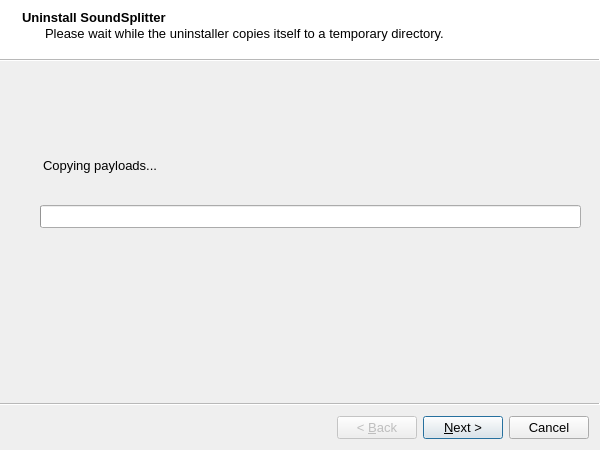
Before: the Qt Designer form src/uninstall/ui/main_wizard.ui in handsome-Druid/SoundSplitter, drawn with Qt 5.
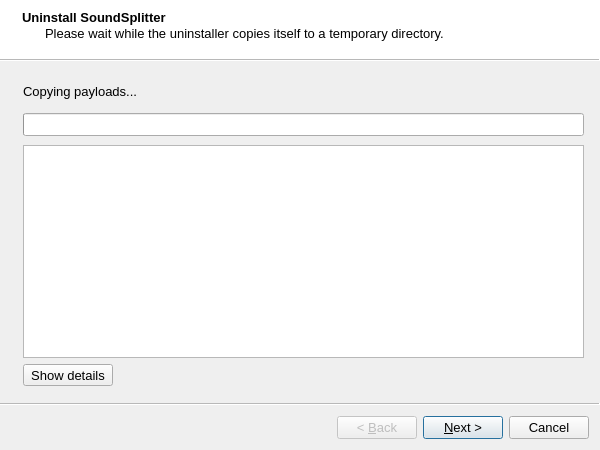
After: the same form once the commit is applied. Icons and pictures are not drawn.

```diff
--- a/src/uninstall/ui/main_wizard.ui
+++ b/src/uninstall/ui/main_wizard.ui
@@ -38,31 +38,65 @@
    <property name="subTitle">
     <string>Please wait while the uninstaller copies itself to a temporary directory.</string>
    </property>
-   <widget class="QProgressBar" name="copyProgressBar">
+   <widget class="QWidget" name="layoutWidget_2">
     <property name="geometry">
      <rect>
-      <x>27</x>
-      <y>140</y>
-      <width>541</width>
-      <height>23</height>
-     </rect>
-    </property>
-    <property name="alignment">
-     <set>Qt::AlignmentFlag::AlignCenter</set>
-    </property>
-   </widget>
-   <widget class="QLabel" name="label">
-    <property name="geometry">
-     <rect>
-      <x>30</x>
+      <x>10</x>
       <y>80</y>
-      <width>161</width>
-      <height>41</height>
+      <width>561</width>
+      <height>241</height>
      </rect>
     </property>
-    <property name="text">
-     <string>Copying payloads...</string>
+    <layout class="QVBoxLayout" name="verticalLayout_5">
+     <item>
+      <widget class="QTextBrowser" name="copyTextBrowser"/>
+     </item>
+     <item alignment="Qt::AlignmentFlag::AlignTop">
+      <widget class="QToolButton" name="copyToolButton">
+       <property name="minimumSize">
+        <size>
+         <width>0</width>
+         <height>0</height>
+        </size>
+       </property>
+       <property name="text">
+        <string>Show details</string>
+       </property>
+       <property name="checkable">
+        <bool>true</bool>
+       </property>
+      </widget>
+     </item>
+    </layout>
+   </widget>
+   <widget class="QWidget" name="layoutWidget">
+    <property name="geometry">
+     <rect>
+      <x>10</x>
+      <y>10</y>
+      <width>561</width>
+      <height>61</height>
+     </rect>
     </property>
+    <layout class="QVBoxLayout" name="verticalLayout_6">
+     <item>
+      <widget class="QLabel" name="label">
+       <property name="text">
+        <string>Copying payloads...</string>
+       </property>
+      </widget>
+     </item>
+     <item>
+      <widget class="QProgressBar" name="copyProgressBar">
+       <property name="layoutDirection">
+        <enum>Qt::LayoutDirection::LeftToRight</enum>
+       </property>
+       <property name="alignment">
+        <set>Qt::AlignmentFlag::AlignCenter</set>
+       </property>
+      </widget>
+     </item>
+    </layout>
    </widget>
   </widget>
   <widget class="QWizardPage" name="waitPage">
```
Left out of the diff: 66 changed lines with no effect on the pictures.
